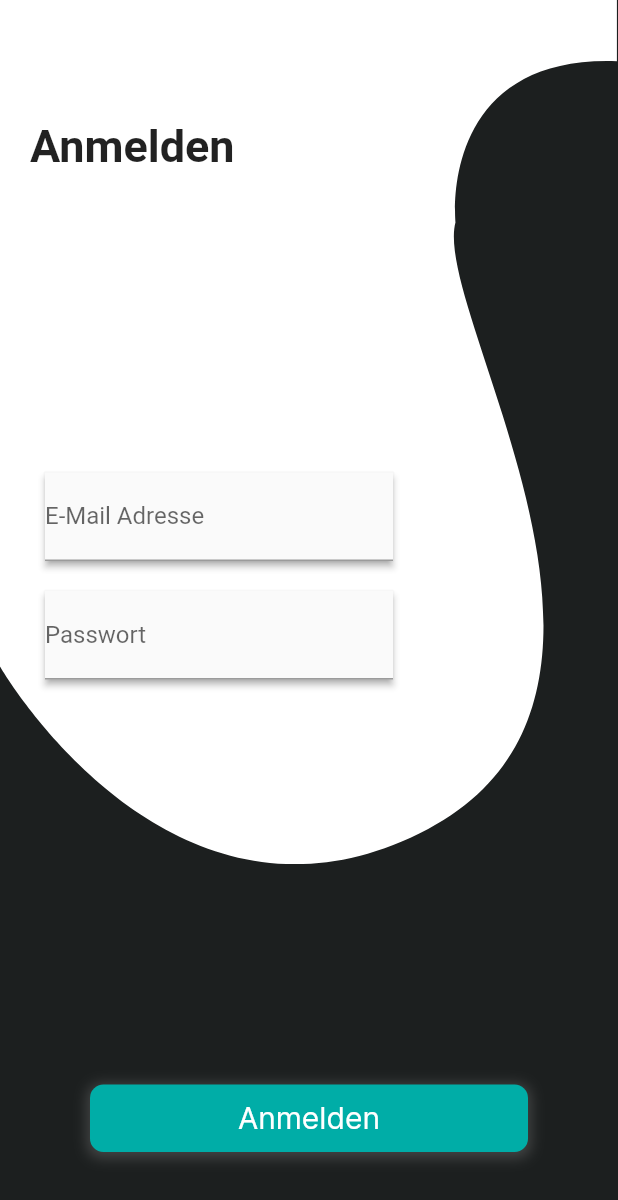
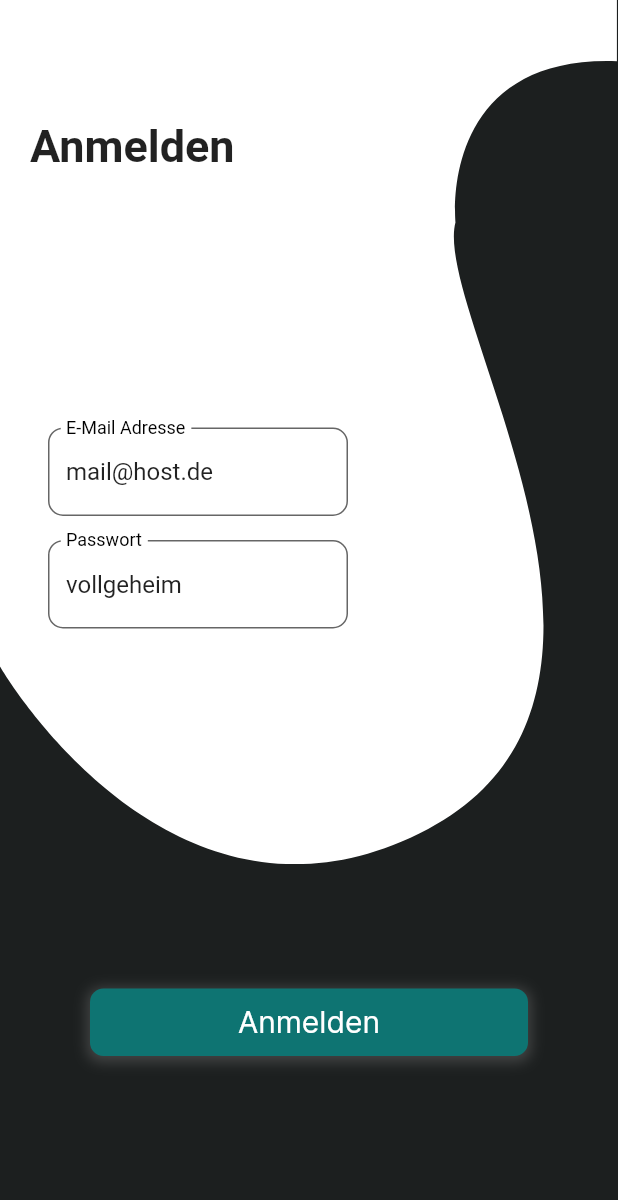
Before and after one commit to drmilde/carida_unigo_v0, a Flutter app: the AnmeldenScreen widget shown alone on an empty page, opened directly, on a phone screen of 412 x 824 dp. Shown: the top 1200 px of the screen. Run offline on Flutter 3.47's test engine with Material 2 defaults, Android fonts, the phone set to English and light mode, and no system bars; drawn by our look-alikes of flutter_form_builder; our stand-ins replace curved_navigation_bar, flutter_map, flutter_rating_bar, flutter_svg, form_builder_validators, get and 3 more; missing offline and left inert: string_similarity; accounts and stored records are empty; network calls fail.

Commit message:
AnmeldenScreen Formular angepasst

```diff
--- a/lib/sb/screens/hinzufuegen/hinzufuegen_screen.dart
+++ b/lib/sb/screens/hinzufuegen/hinzufuegen_screen.dart
@@ -20,14 +20,13 @@ class HinzufuegenScreen extends StatefulWidget {
 class _HinzufuegenScreenState extends State<HinzufuegenScreen> {
   UGStateController _controller = Get.find();
   UniGoService service = UniGoService();
+  var formKey = GlobalKey<FormBuilderState>();
 
   @override
   void initState() {
     super.initState();
   }
 
-  final _formKey = GlobalKey<FormState>();
-  var formKey = GlobalKey<FormBuilderState>();
 
   final List<Color> colors = [
     Color.fromARGB(255, 202, 211, 211),
--- a/lib/sb/screens/welcome/anmelden_screen.dart
+++ b/lib/sb/screens/welcome/anmelden_screen.dart
@@ -1,11 +1,17 @@
 import 'package:flutter/material.dart';
+import 'package:flutter_form_builder/flutter_form_builder.dart';
 import 'package:flutter_svg/svg.dart';
 import 'package:get/get.dart';
 import 'package:projects/services/controller/ug_state_controller.dart';
+import 'package:projects/services/extensions/unigo_service_angebot_extension.dart';
 
 import '../../../screens/widgets/custom_round_button.dart';
+import '../../../screens/widgets/forms/form_submit_button.dart';
+import '../../../screens/widgets/forms/form_text_field.dart';
 import '../../../screens/widgets/svg_dynamic_scaffold_widget.dart';
 import '../../../screens/widgets/unigo_bottom_navigation_bar.dart';
+import '../../../services/model/angebot.dart';
+import '../../../services/unigo_service.dart';
 import '../home/main_screen.dart';
 
 class AnmeldenScreen extends StatefulWidget {
@@ -17,7 +23,9 @@ class AnmeldenScreen extends StatefulWidget {
 
 class _AnmeldenScreenState extends State<AnmeldenScreen> {
   UGStateController _controller = Get.find();
-  final _formKey = GlobalKey<FormState>();
+  UniGoService service = UniGoService();
+  var formKey = GlobalKey<FormBuilderState>();
+
   List<Color> colors = [];
 
   @override
@@ -74,7 +82,82 @@ class _AnmeldenScreenState extends State<AnmeldenScreen> {
                   child: Column(
                     //mainAxisAlignment: MainAxisAlignment.start,
                     children: [
+                      //_oldForm(),
+                      SizedBox(height: 150),
+                      Padding(
+                        padding: const EdgeInsets.symmetric(horizontal: 32.0),
+                        child: _buildForm(context),
+                      ),
                       Container(
+                        //color:Colors.blue,
+                        width: double.infinity,
+                        margin: EdgeInsets.fromLTRB(60, 200, 60, 20),
+                        child: CustomFormSubmitButton(
+                          formKey: formKey,
+                          text: "Anmelden",
+                          callback: () async {
+                            String email = formKey.currentState!.value['email'];
+                            String passwort =
+                                formKey.currentState!.value['passwort'];
+
+                            // TODO es wurde etwas verändert
+                            _controller.change();
+
+                            Navigator.of(context).push(MaterialPageRoute(
+                                builder: (context) => MainScreen()));
+                          },
+                        ),
+                      ),
+                      SvgPicture.asset('assets/images/logo.svg'),
+                    ],
+                  ),
+                ),
+              ),
+            ],
+          ),
+        ),
+      ),
+    );
+  }
+
+  Widget _buildForm(BuildContext context) {
+    return FormBuilder(
+      key: formKey,
+      // enabled: false,
+      onChanged: () {
+        formKey.currentState!.save();
+      },
+      autovalidateMode: AutovalidateMode.disabled,
+      skipDisabled: true,
+      child: Column(
+        crossAxisAlignment: CrossAxisAlignment.start,
+        children: <Widget>[
+          CustomFormTextField(
+            formKey: formKey,
+            name: "email",
+            labelText: "E-Mail Adresse",
+            value: "mail@host.de",
+            showBorder: true,
+            width: 200,
+          ),
+          const SizedBox(height: 16),
+          CustomFormTextField(
+            formKey: formKey,
+            name: "passwort",
+            labelText: "Passwort",
+            value: "vollgeheim",
+            showBorder: true,
+            width: 200,
+          ),
+          SizedBox(height: 40),
+          Container(),
+        ],
+      ),
+    );
+  }
+
+  Widget _oldForm() {
+    return Container(
       margin: EdgeInsets.fromLTRB(30, 0, 150, 0),
       width: double.infinity,
       child: Column(
@@ -118,30 +201,6 @@ class _AnmeldenScreenState extends State<AnmeldenScreen> {
           ),
         ],
       ),
-                      ),
-                      Container(
-                        //color:Colors.blue,
-                        width: double.infinity,
-                        margin: EdgeInsets.fromLTRB(60, 260, 60, 20),
-                        child: CustomRoundButton(
-                          text: "Anmelden",
-                          textColor: _controller.appConstants.white,
-                          color: _controller.appConstants.turquoise,
-                          callback: () {
-                            Navigator.of(context).push(MaterialPageRoute(
-                                builder: (context) => MainScreen()));
-                          },
-                        ),
-                      ),
-                      SvgPicture.asset('assets/images/logo.svg'),
-                    ],
-                  ),
-                ),
-              ),
-            ],
-          ),
-        ),
-      ),
     );
   }
 }
--- a/lib/screens/widgets/forms/form_text_field.dart
+++ b/lib/screens/widgets/forms/form_text_field.dart
@@ -9,6 +9,7 @@ class CustomFormTextField extends StatelessWidget {
   String name = "textFieldName";
   String labelText = "";
   String value = "";
+  bool showBorder = false;
 
   double width = 300;
 
@@ -18,6 +19,7 @@ class CustomFormTextField extends StatelessWidget {
       this.labelText = "",
       this.value = "",
       this.width = 300,
+      this.showBorder = false,
       Key? key})
       : super(key: key);
 
@@ -45,7 +47,7 @@ class CustomFormTextField extends StatelessWidget {
           focusColor: Colors.white,
           hoverColor: Colors.white,
           errorStyle: TextStyle(
-            color:Colors.black,
+            color: Colors.black,
             fontSize: 10,
           ),
           labelStyle: TextStyle(
@@ -56,7 +58,7 @@ class CustomFormTextField extends StatelessWidget {
             borderRadius: BorderRadius.circular(10),
           ),
           border: OutlineInputBorder(
-            borderSide: BorderSide.none,
+            borderSide: showBorder? BorderSide(width: 2) : BorderSide.none,
             borderRadius: BorderRadius.circular(10),
           ),
         ),
```
Lines whose indentation alone changed are shown as unchanged.
